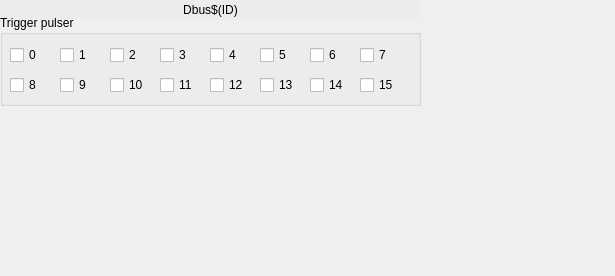
The window that ui/EVR/G_EVR_dbus.ui (paulscherrerinstitute/mrfioc2) describes before a commit, drawn with Qt 5.
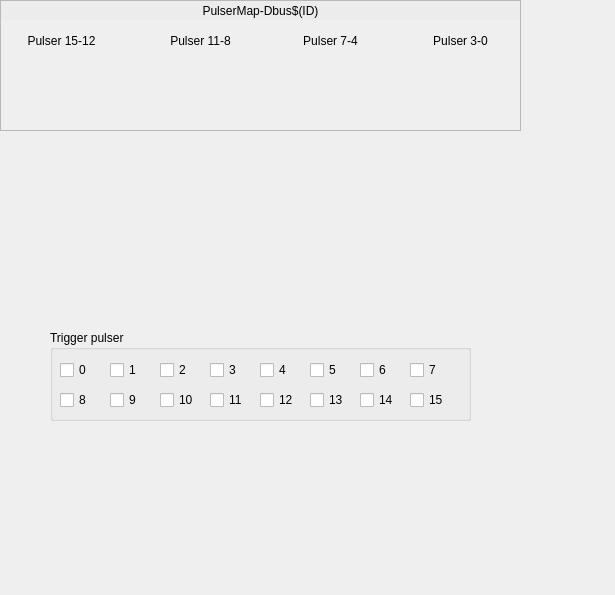
The same window after the commit. Custom widgets are drawn as their Qt base class.

Commit message: [COSYLAB-265] Firmware 200 GUI: changed controls for pulser triggering from DBus and prescalers

Patch:
```diff
--- a/ui/EVR/G_EVR_dbus.ui
+++ b/ui/EVR/G_EVR_dbus.ui
@@ -7,36 +7,17 @@
     <x>0</x>
     <y>0</y>
     <width>615</width>
-    <height>276</height>
+    <height>595</height>
    </rect>
   </property>
   <property name="windowTitle">
    <string>Prescaler</string>
   </property>
-  <widget class="caLabel" name="calabel">
-   <property name="geometry">
-    <rect>
-     <x>1</x>
-     <y>0</y>
-     <width>419</width>
-     <height>19</height>
-    </rect>
-   </property>
-   <property name="styleSheet">
-    <string notr="true">background-color: rgb(236, 236, 236, 255);</string>
-   </property>
-   <property name="text">
-    <string>Dbus$(ID)</string>
-   </property>
-   <property name="alignment">
-    <set>Qt::AlignCenter</set>
-   </property>
-  </widget>
   <widget class="QGroupBox" name="groupBox_2">
    <property name="geometry">
     <rect>
-     <x>0</x>
-     <y>15</y>
+     <x>50</x>
+     <y>330</y>
      <width>421</width>
      <height>91</height>
     </rect>
@@ -225,7 +206,7 @@
      <rect>
       <x>160</x>
       <y>60</y>
-      <width>41</width>
+      <width>51</width>
       <height>20</height>
      </rect>
     </property>
@@ -301,6 +282,121 @@
     </property>
    </widget>
   </widget>
+  <widget class="QFrame" name="frame">
+   <property name="geometry">
+    <rect>
+     <x>0</x>
+     <y>0</y>
+     <width>521</width>
+     <height>131</height>
+    </rect>
+   </property>
+   <property name="frameShape">
+    <enum>QFrame::StyledPanel</enum>
+   </property>
+   <property name="frameShadow">
+    <enum>QFrame::Raised</enum>
+   </property>
+   <widget class="QLabel" name="label_4">
+    <property name="geometry">
+     <rect>
+      <x>415</x>
+      <y>31</y>
+      <width>91</width>
+      <height>20</height>
+     </rect>
+    </property>
+    <property name="text">
+     <string>Pulser 3-0</string>
+    </property>
+    <property name="alignment">
+     <set>Qt::AlignCenter</set>
+    </property>
+   </widget>
+   <widget class="QLabel" name="label_3">
+    <property name="geometry">
+     <rect>
+      <x>285</x>
+      <y>31</y>
+      <width>91</width>
+      <height>20</height>
+     </rect>
+    </property>
+    <property name="text">
+     <string>Pulser 7-4</string>
+    </property>
+    <property name="alignment">
+     <set>Qt::AlignCenter</set>
+    </property>
+   </widget>
+   <widget class="caInclude" name="cainclude">
+    <property name="geometry">
+     <rect>
+      <x>5</x>
+      <y>51</y>
+      <width>511</width>
+      <height>71</height>
+     </rect>
+    </property>
+    <property name="macro">
+     <string notr="true">CHAN=$(EVR):PulserMap-Dbus$(ID)-,SP=SP,RB=RB</string>
+    </property>
+    <property name="filename" stdset="0">
+     <string notr="true">G_EVR_mbbDirectControl.ui</string>
+    </property>
+   </widget>
+   <widget class="QLabel" name="label_2">
+    <property name="geometry">
+     <rect>
+      <x>155</x>
+      <y>31</y>
+      <width>91</width>
+      <height>20</height>
+     </rect>
+    </property>
+    <property name="text">
+     <string>Pulser 11-8</string>
+    </property>
+    <property name="alignment">
+     <set>Qt::AlignCenter</set>
+    </property>
+   </widget>
+   <widget class="caLabel" name="calabel">
+    <property name="geometry">
+     <rect>
+      <x>1</x>
+      <y>1</y>
+      <width>519</width>
+      <height>19</height>
+     </rect>
+    </property>
+    <property name="styleSheet">
+     <string notr="true">background-color: rgb(236, 236, 236, 255);</string>
+    </property>
+    <property name="text">
+     <string>PulserMap-Dbus$(ID)</string>
+    </property>
+    <property name="alignment">
+     <set>Qt::AlignCenter</set>
+    </property>
+   </widget>
+   <widget class="QLabel" name="label">
+    <property name="geometry">
+     <rect>
+      <x>16</x>
+      <y>31</y>
+      <width>91</width>
+      <height>20</height>
+     </rect>
+    </property>
+    <property name="text">
+     <string>Pulser 15-12</string>
+    </property>
+    <property name="alignment">
+     <set>Qt::AlignCenter</set>
+    </property>
+   </widget>
+  </widget>
  </widget>
  <customwidgets>
   <customwidget>
@@ -313,6 +409,11 @@
    <extends>QLabel</extends>
    <header>caLabel</header>
   </customwidget>
+  <customwidget>
+   <class>caInclude</class>
+   <extends>QWidget</extends>
+   <header>caInclude</header>
+  </customwidget>
  </customwidgets>
  <resources/>
  <connections/>
```
The commit also changes 7 other files.
